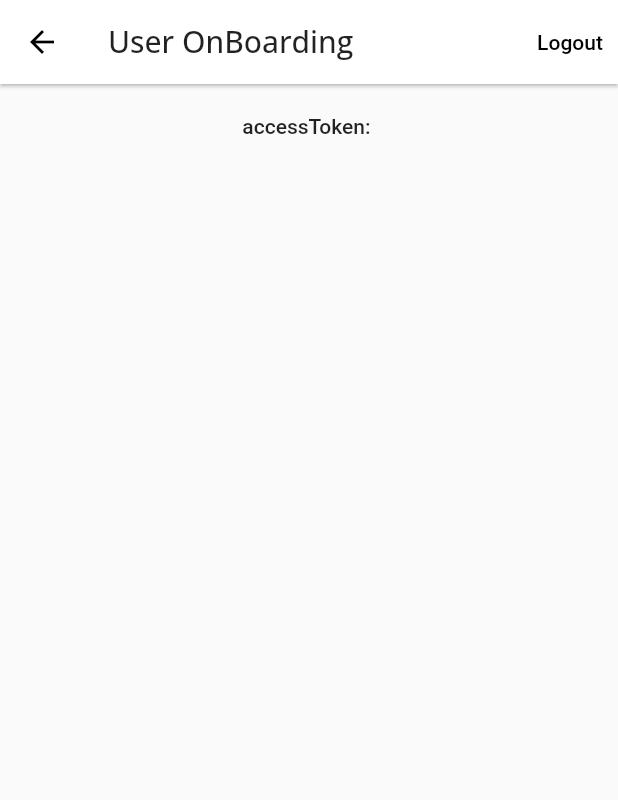
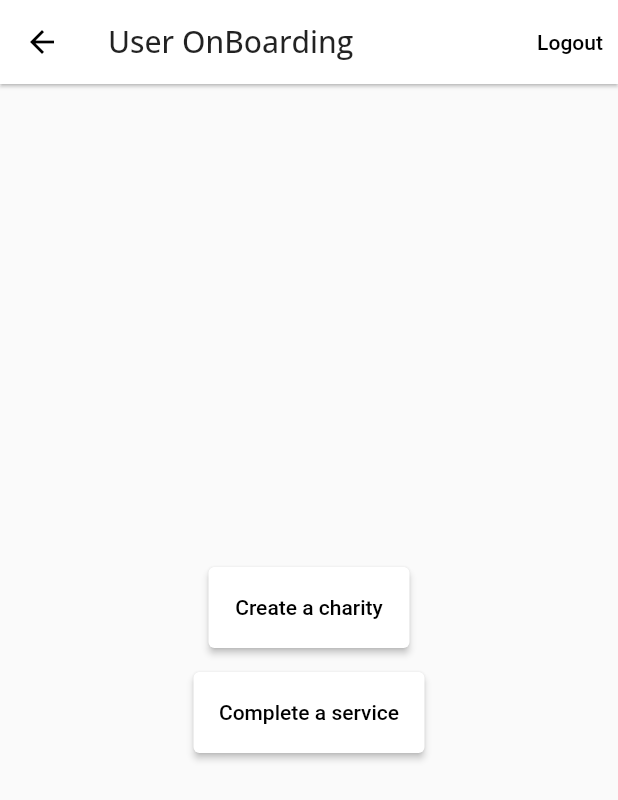
Before and after one commit to va-ji/flutter_algorand, a Flutter app: the Home screen opened directly, on a phone screen of 412 x 824 dp. Shown: the top 800 px of the screen. Run offline on Flutter 3.47's test engine with Material 2 defaults, Android fonts, the phone set to English and light mode, and no system bars; our stand-ins replace device_info_plus, dio, fluro, google_fonts, logger, shared_preferences and 1 more; missing offline and left inert: algorand_dart; accounts and stored records are empty.

Commit message:
Initial working commit: creating charity on algorand

```diff
--- a/lib/constants/constants.dart
+++ b/lib/constants/constants.dart
@@ -7,8 +7,9 @@ class Constants {
   static ConnectionConstants connectionConstants = ConnectionConstants();
   static const bool devBuild = true;
   static const bool debugBanner = false;
-  static const bool bypassBackend = false;
+  static const bool bypassBackend = true;
   static const String devAccessToken = '';
+  static const apiKey = 'pn6FETz0C38epEEifmWBz7kFgaxdaToZ1P12OHgX';
   static final LoginAPIBody devUser = LoginAPIBody(
     username: 'user@launchpad.com',
     password: 'password',
--- a/lib/providers/providers.dart
+++ b/lib/providers/providers.dart
@@ -1,2 +1,3 @@
 export 'package:provider/provider.dart';
+export './serviceLocator.dart';
 export './userDataProvider.dart';
--- /dev/null
+++ b/lib/screens/completeService/completeService.dart
@@ -0,0 +1,15 @@
+import 'package:flutter/material.dart';
+
+class CompleteService extends StatelessWidget {
+  static const route = '/service';
+  const CompleteService({Key? key}) : super(key: key);
+
+  @override
+  Widget build(BuildContext context) {
+    return Scaffold(
+      appBar: AppBar(
+        title: const Text('Complete a service'),
+      ),
+    );
+  }
+}
--- a/lib/screens/home/home.dart
+++ b/lib/screens/home/home.dart
@@ -1,10 +1,18 @@
 import 'package:flutter/material.dart';
-import 'package:flutter/cupertino.dart';
+import '../../helpers/Logger/logger.dart';
 
 import '../../providers/providers.dart';
+import '../screens.dart';
+import '../../routes/routes.dart';
 
-class Home extends StatelessWidget {
+class Home extends StatefulWidget {
   static const String route = '/home';
+
+  @override
+  State<Home> createState() => _HomeState();
+}
+
+class _HomeState extends State<Home> {
   @override
   Widget build(BuildContext context) {
     return Scaffold(
@@ -25,24 +33,45 @@ class Home extends StatelessWidget {
                       )))
         ],
       ),
-        body: Container(
-          padding: const EdgeInsets.symmetric(horizontal: 10, vertical: 20),
-          child: Consumer<UserDataProvider>(
-            builder: (_, data, __) => Center(
+      body: Center(
         child: Column(
-                children: <Widget>[
-                  Flexible(
-                    child: Text(
-                      data.accessToken != null
-                          ? 'accessToken: ${data.accessToken}'
-                          : 'Empty',
-                      style: Theme.of(context).textTheme.bodyText1,
+          mainAxisAlignment: MainAxisAlignment.center,
+          children: [
+            SizedBox(
+              height: 70,
+              width: 150,
+              child: Padding(
+                padding: const EdgeInsets.all(8),
+                child: ElevatedButton(
+                  onPressed: () {
+                    Navigator.pushNamed(context, CreateCharity.route);
+                  },
+                  child: const Text(
+                    "Create a charity",
+                    style: TextStyle(color: Colors.black),
+                  ),
+                ),
+              ),
+            ),
+            SizedBox(
+              height: 70,
+              width: 170,
+              child: Padding(
+                padding: const EdgeInsets.all(8),
+                child: ElevatedButton(
+                  onPressed: () {
+                    Navigator.of(context).pushNamed(CompleteService.route);
+                  },
+                  child: const Text(
+                    "Complete a service",
+                    style: TextStyle(color: Colors.black),
+                  ),
+                ),
               ),
             )
           ],
         ),
       ),
-          ),
-        ));
+    );
   }
 }
--- a/lib/screens/screens.dart
+++ b/lib/screens/screens.dart
@@ -4,3 +4,5 @@ export 'signup/signup.dart';
 export 'welcome/welcome.dart';
 export 'devEnvironment/devEnvironment.dart';
 export 'changePassword/changePassword.dart';
+export 'completeService/completeService.dart';
+export 'createCharity/createCharity.dart';
--- a/pubspec.yaml
+++ b/pubspec.yaml
@@ -30,6 +30,8 @@ dependencies:
   path_provider: 2.0.6
   device_info_plus: 3.1.1
   uuid: 3.0.5
+  #algorand
+  algorand_dart: ^1.0.3
 
 
   #Icons
@@ -54,6 +56,7 @@ flutter:
   # To add assets to your application, add an assets section, like this:
   assets:
     - lib/assets/img/logo/logo.jpg
+    - lib/assets/charity/rubbishcharity.jpg
   #  - images/a_dot_burr.jpeg
   #  - images/a_dot_ham.jpeg
   # An image asset can refer to one or more resolution-specific "variants", see
```
Also changed, not shown: lib/models/charityModel/charityModel.dart (added, +8 -0 lines), lib/providers/serviceLocator.dart (added, +30 -0 lines), lib/routes/routes.dart (+12 -1 lines), lib/screens/createCharity/createCharity.dart (added, +171 -0 lines), lib/assets/charity/rubbishcharity.jpg (added). Lines whose indentation alone changed are shown as unchanged.
